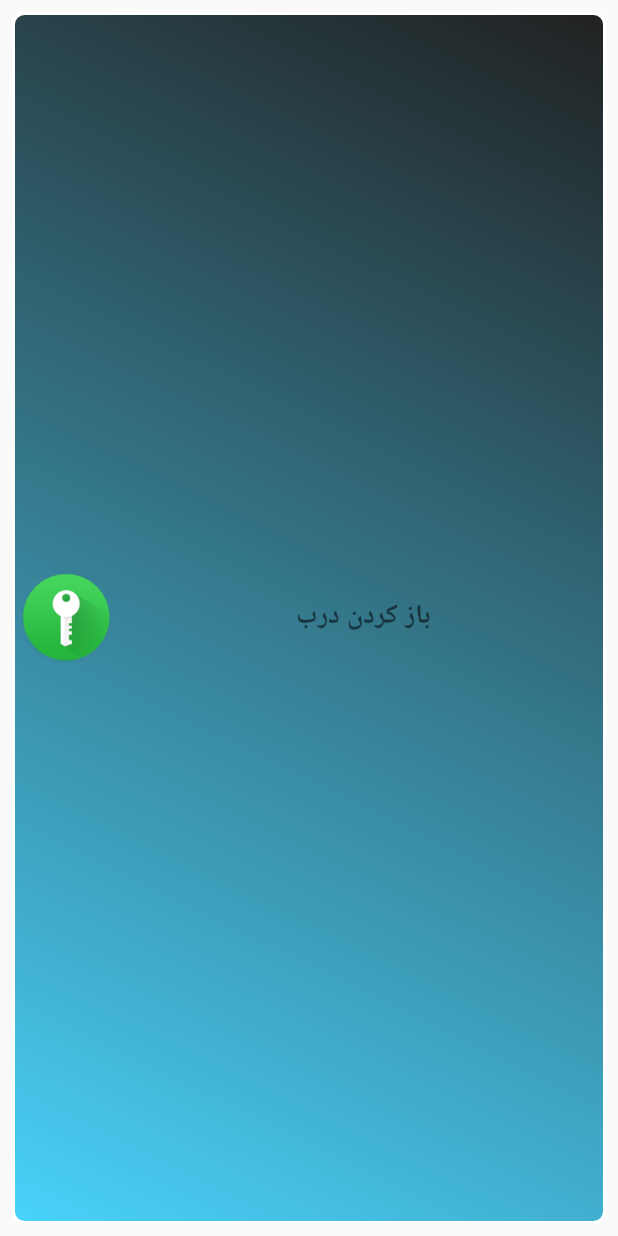
After one commit to mmostafaei/RemoteLockAndroid, an Android app: the layout widget_layout.xml on its own in the app's theme, with its tools: preview values and no code run, on a phone screen of 412 x 824 dp. The commit adds this screen. Run offline under Robolectric (Android 15) with nearby library versions, the phone set to English and light mode, and no system bars.

Commit message:
create widget for open socket and door

```diff
--- a/app/src/main/java/ir/mmostafaei/patternlock/activity/ActivitySplash.java
+++ b/app/src/main/java/ir/mmostafaei/patternlock/activity/ActivitySplash.java
@@ -108,7 +108,7 @@ public class ActivitySplash extends AppCompatActivity {
 
             Fragment fragment;
             String fragmentFlag;
-            if (data.equals("47421")) {
+            if (data.equals("474210000")) {
               fragment = new ChangePatternLevel1();
               fragmentFlag = ChangePatternLevel1.class.getSimpleName();
             } else {
@@ -139,7 +139,7 @@ public class ActivitySplash extends AppCompatActivity {
         };
 
         OpenSocket openSocket = new OpenSocket();
-        openSocket.dataToSend("GetPass=93111").listener(listener).start();
+        openSocket.dataToSend("GetPass=").listener(listener).start();
 
       }
     }, 2000);
--- a/app/src/main/java/ir/mmostafaei/patternlock/fragment/FragmentMain.java
+++ b/app/src/main/java/ir/mmostafaei/patternlock/fragment/FragmentMain.java
@@ -130,7 +130,8 @@ public class FragmentMain extends Fragment {
 
         };
         OpenSocket openSocket = new OpenSocket();
-        openSocket.dataToSend("OpenDoor=" + DataHolderCustom.getInstance().password)
+        openSocket
+          .dataToSend("OpenDoor=" + DataHolderCustom.getInstance().password)
           .listener(listener)
           .start();
         LoadingDialog.makeLoder();
--- /dev/null
+++ b/app/src/main/res/drawable/widget_shape.xml
@@ -0,0 +1,20 @@
+<?xml version="1.0" encoding="UTF-8"?>
+<shape xmlns:android="http://schemas.android.com/apk/res/android"
+       android:shape="rectangle" >
+
+    <stroke
+        android:width="2dp"
+        android:color="#FFFFFFFF" />
+
+    <gradient
+        android:angle="225"
+        android:endColor="#DD2ECCFA"
+        android:startColor="#DD000000" />
+
+    <corners
+        android:bottomLeftRadius="7dp"
+        android:bottomRightRadius="7dp"
+        android:topLeftRadius="7dp"
+        android:topRightRadius="7dp" />
+
+</shape>
--- a/app/src/main/res/layout/activity_main.xml
+++ b/app/src/main/res/layout/activity_main.xml
@@ -10,7 +10,7 @@
     android:paddingRight="@dimen/activity_horizontal_margin"
     android:paddingTop="@dimen/activity_vertical_margin"
     tools:context=".activity.MainActivity"
-    android:background="#000">
+    >
 
     <com.bcgdv.asia.lib.connectpattern.ConnectPatternView
         android:id="@+id/connect1"
--- /dev/null
+++ b/app/src/main/res/layout/widget_layout.xml
@@ -0,0 +1,26 @@
+<?xml version="1.0" encoding="utf-8"?>
+<LinearLayout xmlns:android="http://schemas.android.com/apk/res/android"
+              xmlns:app="http://schemas.android.com/apk/res-auto"
+              android:id="@+id/layout"
+              android:layout_width="match_parent"
+              android:layout_height="match_parent"
+              android:layout_margin="8dip"
+              android:background="@drawable/widget_shape"
+              android:orientation="horizontal"
+              android:gravity="center">
+
+            <TextView
+                android:layout_width="wrap_content"
+                android:layout_height="70dp"
+                android:text="باز کردن درب"
+                android:layout_weight="1"
+                android:gravity="center"
+                android:textStyle="bold"
+                android:textSize="18sp"/>
+
+    <ImageView
+        android:layout_width="wrap_content"
+        android:layout_height="60dp"
+        android:id="@+id/imageView5"
+        android:src="@mipmap/change_pass"/>
+</LinearLayout>
```
Also changed, not shown: app/src/main/AndroidManifest.xml (+20 -2 lines), app/src/main/java/ir/mmostafaei/patternlock/activity/OpenDoorActivity.java (added, +136 -0 lines), app/src/main/java/ir/mmostafaei/patternlock/widget/MyWidgetProvider.java (added, +60 -0 lines), app/src/main/res/xml/widget_info.xml (added, +7 -0 lines), 1 other file.
